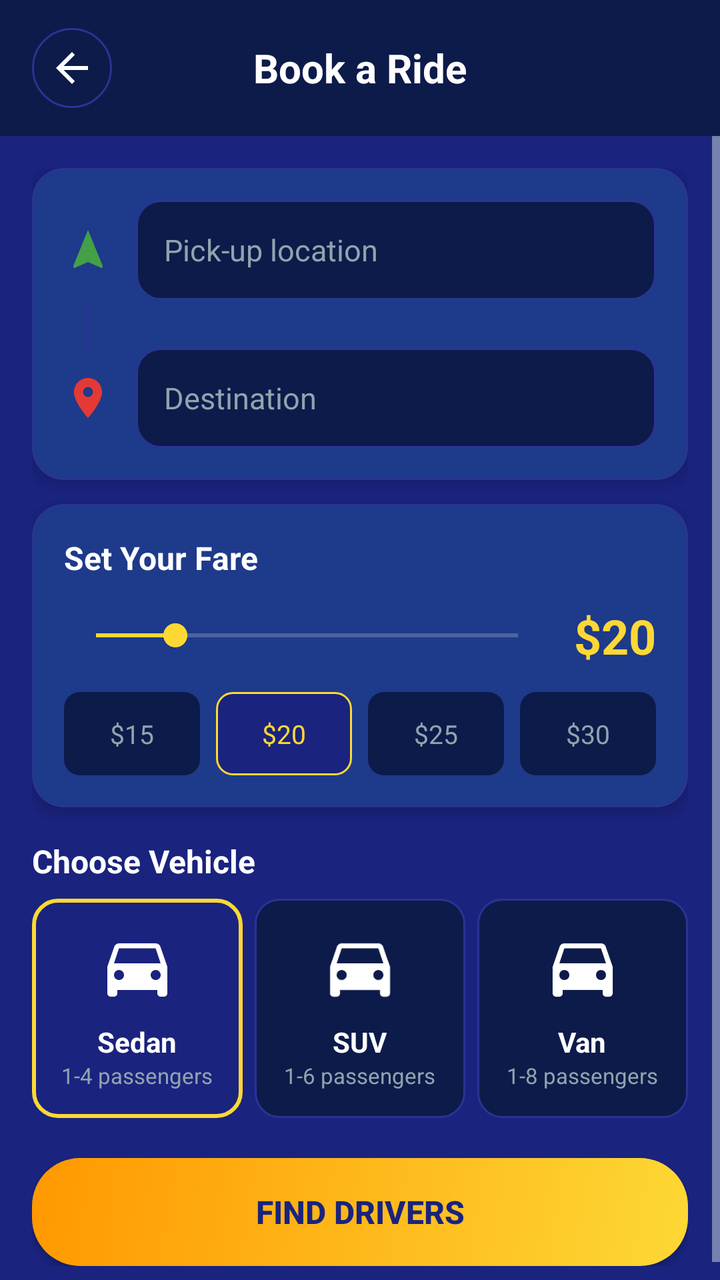
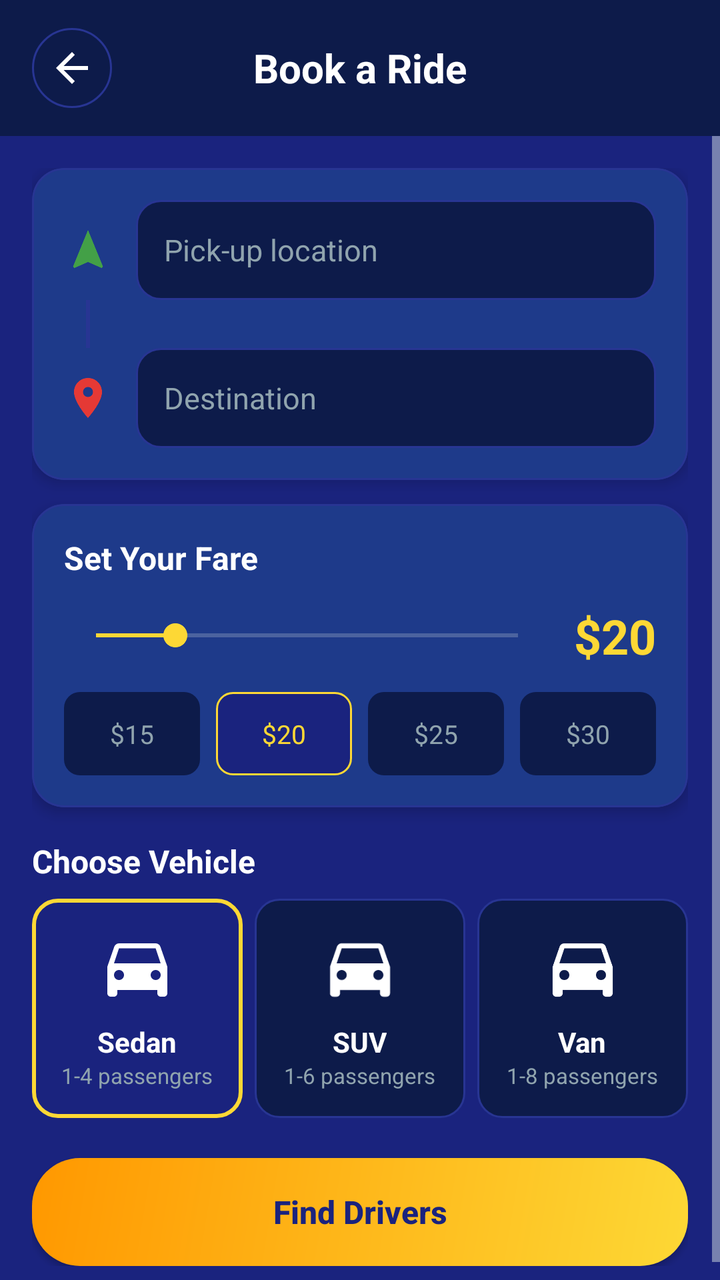

The first picture is an Android layout as it rendered before a commit; the second is the same layout after the commit. The layout source and the unified diff follow.
<!-- AndroidManifest.xml: activity theme Theme.MinTaxis -->
<!-- res/layout/activity_booking.xml -->
<?xml version="1.0" encoding="utf-8"?>
<LinearLayout 
    xmlns:android="http://schemas.android.com/apk/res/android"
    xmlns:app="http://schemas.android.com/apk/res-auto"
    android:layout_width="match_parent"
    android:layout_height="match_parent"
    android:orientation="vertical"
    android:background="@color/mintaxis_navy">

    
    <LinearLayout
        android:layout_width="match_parent"
        android:layout_height="wrap_content"
        android:orientation="horizontal"
        android:gravity="center_vertical"
        android:background="@color/mintaxis_navy_dark"
        android:paddingHorizontal="16dp"
        android:paddingVertical="14dp">

        <ImageButton
            android:id="@+id/backButton"
            android:layout_width="40dp"
            android:layout_height="40dp"
            android:background="@drawable/circle_background"
            android:src="@drawable/ic_back"
            android:scaleType="centerInside"
            android:tint="@color/mintaxis_white"
            android:contentDescription="Back" />

        <TextView
            android:layout_width="0dp"
            android:layout_height="wrap_content"
            android:layout_weight="1"
            android:text="@string/book_a_ride"
            android:textColor="@color/mintaxis_text_primary"
            android:textSize="20sp"
            android:textStyle="bold"
            android:gravity="center"
            android:layout_marginEnd="40dp" />

    </LinearLayout>

    <ScrollView
        android:layout_width="match_parent"
        android:layout_height="0dp"
        android:layout_weight="1"
        android:fillViewport="true">

        <LinearLayout
            android:layout_width="match_parent"
            android:layout_height="wrap_content"
            android:orientation="vertical"
            android:padding="16dp">

            
            <com.google.android.material.card.MaterialCardView
                style="@style/MinTaxis.Card"
                android:layout_width="match_parent"
                android:layout_height="wrap_content">

                <LinearLayout
                    android:layout_width="match_parent"
                    android:layout_height="wrap_content"
                    android:orientation="vertical"
                    android:padding="16dp">

                    
                    <LinearLayout
                        android:layout_width="match_parent"
                        android:layout_height="wrap_content"
                        android:orientation="horizontal"
                        android:gravity="center_vertical">

                        <ImageView
                            android:layout_width="24dp"
                            android:layout_height="24dp"
                            android:src="@drawable/ic_navigation"
                            android:tint="@color/mintaxis_green" />

                        <EditText
                            android:id="@+id/pickupLocation"
                            android:layout_width="0dp"
                            android:layout_height="50dp"
                            android:layout_weight="1"
                            android:hint="@string/pick_up_location"
                            android:inputType="text"
                            android:textColor="@color/mintaxis_text_primary"
                            android:textColorHint="@color/mintaxis_text_muted"
                            android:textSize="15sp"
                            android:paddingHorizontal="14dp"
                            android:background="@drawable/edit_text_background"
                            android:layout_marginStart="12dp" />

                    </LinearLayout>

                    
                    <View
                        android:layout_width="2dp"
                        android:layout_height="24dp"
                        android:background="@color/mintaxis_navy_light"
                        android:layout_marginStart="11dp" />

                    
                    <LinearLayout
                        android:layout_width="match_parent"
                        android:layout_height="wrap_content"
                        android:orientation="horizontal"
                        android:gravity="center_vertical">

                        <ImageView
                            android:layout_width="24dp"
                            android:layout_height="24dp"
                            android:src="@drawable/ic_map_pin"
                            android:tint="@color/mintaxis_red" />

                        <EditText
                            android:id="@+id/destination"
                            android:layout_width="0dp"
                            android:layout_height="50dp"
                            android:layout_weight="1"
                            android:hint="@string/destination_hint"
                            android:inputType="text"
                            android:textColor="@color/mintaxis_text_primary"
                            android:textColorHint="@color/mintaxis_text_muted"
                            android:textSize="15sp"
                            android:paddingHorizontal="14dp"
                            android:background="@drawable/edit_text_background"
                            android:layout_marginStart="12dp" />

                    </LinearLayout>

                </LinearLayout>

            </com.google.android.material.card.MaterialCardView>

            
            <com.google.android.material.card.MaterialCardView
                style="@style/MinTaxis.Card"
                android:layout_width="match_parent"
                android:layout_height="wrap_content"
                android:layout_marginTop="12dp">

                <LinearLayout
                    android:layout_width="match_parent"
                    android:layout_height="wrap_content"
                    android:orientation="vertical"
                    android:padding="16dp">

                    <TextView
                        android:layout_width="wrap_content"
                        android:layout_height="wrap_content"
                        android:text="@string/set_your_fare"
                        android:textColor="@color/mintaxis_text_primary"
                        android:textSize="16sp"
                        android:textStyle="bold" />

                    <LinearLayout
                        android:layout_width="match_parent"
                        android:layout_height="wrap_content"
                        android:orientation="horizontal"
                        android:gravity="center_vertical"
                        android:layout_marginTop="12dp">

                        <SeekBar
                            android:id="@+id/fareSeekBar"
                            android:layout_width="0dp"
                            android:layout_height="wrap_content"
                            android:layout_weight="1"
                            android:max="80"
                            android:progress="15"
                            android:progressTint="@color/mintaxis_yellow"
                            android:thumbTint="@color/mintaxis_yellow" />

                        <TextView
                            android:id="@+id/fareValue"
                            android:layout_width="wrap_content"
                            android:layout_height="wrap_content"
                            android:text="$20"
                            android:textColor="@color/mintaxis_yellow"
                            android:textSize="24sp"
                            android:textStyle="bold"
                            android:layout_marginStart="12dp" />

                    </LinearLayout>

                    
                    <LinearLayout
                        android:layout_width="match_parent"
                        android:layout_height="wrap_content"
                        android:orientation="horizontal"
                        android:layout_marginTop="12dp">

                        <TextView
                            android:id="@+id/suggestion1"
                            android:layout_width="0dp"
                            android:layout_height="wrap_content"
                            android:layout_weight="1"
                            android:text="$15"
                            android:textColor="@color/mintaxis_text_muted"
                            android:textSize="13sp"
                            android:gravity="center"
                            android:background="@drawable/suggestion_background"
                            android:padding="12dp"
                            android:layout_marginEnd="4dp" />

                        <TextView
                            android:id="@+id/suggestion2"
                            android:layout_width="0dp"
                            android:layout_height="wrap_content"
                            android:layout_weight="1"
                            android:text="$20"
                            android:textColor="@color/mintaxis_yellow"
                            android:textSize="13sp"
                            android:gravity="center"
                            android:background="@drawable/suggestion_selected_background"
                            android:padding="12dp"
                            android:layout_marginHorizontal="4dp" />

                        <TextView
                            android:id="@+id/suggestion3"
                            android:layout_width="0dp"
                            android:layout_height="wrap_content"
                            android:layout_weight="1"
                            android:text="$25"
                            android:textColor="@color/mintaxis_text_muted"
                            android:textSize="13sp"
                            android:gravity="center"
                            android:background="@drawable/suggestion_background"
                            android:padding="12dp"
                            android:layout_marginHorizontal="4dp" />

                        <TextView
                            android:id="@+id/suggestion4"
                            android:layout_width="0dp"
                            android:layout_height="wrap_content"
                            android:layout_weight="1"
                            android:text="$30"
                            android:textColor="@color/mintaxis_text_muted"
                            android:textSize="13sp"
                            android:gravity="center"
                            android:background="@drawable/suggestion_background"
                            android:padding="12dp"
                            android:layout_marginStart="4dp" />

                    </LinearLayout>

                </LinearLayout>

            </com.google.android.material.card.MaterialCardView>

            
            <TextView
                android:layout_width="wrap_content"
                android:layout_height="wrap_content"
                android:text="@string/choose_vehicle"
                android:textColor="@color/mintaxis_text_primary"
                android:textSize="16sp"
                android:textStyle="bold"
                android:layout_marginTop="16dp" />

            <LinearLayout
                android:layout_width="match_parent"
                android:layout_height="wrap_content"
                android:orientation="horizontal"
                android:layout_marginTop="8dp">

                
                <LinearLayout
                    android:id="@+id/sedanOption"
                    android:layout_width="0dp"
                    android:layout_height="wrap_content"
                    android:layout_weight="1"
                    android:orientation="vertical"
                    android:gravity="center"
                    android:background="@drawable/vehicle_option_selected_background"
                    android:padding="14dp"
                    android:layout_marginEnd="6dp">

                    <ImageView
                        android:layout_width="40dp"
                        android:layout_height="40dp"
                        android:src="@drawable/ic_car_white"
                        android:layout_gravity="center" />

                    <TextView
                        android:layout_width="wrap_content"
                        android:layout_height="wrap_content"
                        android:text="@string/sedan"
                        android:textColor="@color/mintaxis_text_primary"
                        android:textSize="14sp"
                        android:textStyle="bold"
                        android:layout_marginTop="8dp" />

                    <TextView
                        android:layout_width="wrap_content"
                        android:layout_height="wrap_content"
                        android:text="@string/sedan_capacity"
                        android:textColor="@color/mintaxis_text_muted"
                        android:textSize="11sp" />

                </LinearLayout>

                
                <LinearLayout
                    android:id="@+id/suvOption"
                    android:layout_width="0dp"
                    android:layout_height="wrap_content"
                    android:layout_weight="1"
                    android:orientation="vertical"
                    android:gravity="center"
                    android:background="@drawable/vehicle_option_background"
                    android:padding="14dp"
                    android:layout_marginEnd="6dp">

                    <ImageView
                        android:layout_width="40dp"
                        android:layout_height="40dp"
                        android:src="@drawable/ic_car"
                        android:layout_gravity="center" />

                    <TextView
                        android:layout_width="wrap_content"
                        android:layout_height="wrap_content"
                        android:text="@string/suv"
                        android:textColor="@color/mintaxis_text_primary"
                        android:textSize="14sp"
                        android:textStyle="bold"
                        android:layout_marginTop="8dp" />

                    <TextView
                        android:layout_width="wrap_content"
                        android:layout_height="wrap_content"
                        android:text="@string/suv_capacity"
                        android:textColor="@color/mintaxis_text_muted"
                        android:textSize="11sp" />

                </LinearLayout>

                
                <LinearLayout
                    android:id="@+id/vanOption"
                    android:layout_width="0dp"
                    android:layout_height="wrap_content"
                    android:layout_weight="1"
                    android:orientation="vertical"
                    android:gravity="center"
                    android:background="@drawable/vehicle_option_background"
                    android:padding="14dp">

                    <ImageView
                        android:layout_width="40dp"
                        android:layout_height="40dp"
                        android:src="@drawable/ic_car"
                        android:layout_gravity="center" />

                    <TextView
                        android:layout_width="wrap_content"
                        android:layout_height="wrap_content"
                        android:text="@string/van"
                        android:textColor="@color/mintaxis_text_primary"
                        android:textSize="14sp"
                        android:textStyle="bold"
                        android:layout_marginTop="8dp" />

                    <TextView
                        android:layout_width="wrap_content"
                        android:layout_height="wrap_content"
                        android:text="@string/van_capacity"
                        android:textColor="@color/mintaxis_text_muted"
                        android:textSize="11sp" />

                </LinearLayout>

            </LinearLayout>

            
            <Button
                android:id="@+id/findDriversButton"
                android:layout_width="match_parent"
                android:layout_height="54dp"
                android:background="@drawable/premium_button_background"
                android:text="@string/find_drivers"
                android:textColor="@color/mintaxis_navy"
                android:textSize="16sp"
                android:textStyle="bold"
                android:layout_marginTop="20dp" />

        </LinearLayout>

    </ScrollView>

</LinearLayout>
<!-- resources referenced by this layout -->
<resources>
  <color name="mintaxis_green">#43A047</color>
  <color name="mintaxis_navy">#1A237E</color>
  <color name="mintaxis_navy_dark">#0D1B4A</color>
  <color name="mintaxis_navy_light">#283593</color>
  <color name="mintaxis_red">#E53935</color>
  <color name="mintaxis_text_muted">#90A4AE</color>
  <color name="mintaxis_text_primary">#FFFFFF</color>
  <color name="mintaxis_white">#FFFFFF</color>
  <color name="mintaxis_yellow">#FDD835</color>
  <!-- drawable circle_background (drawable) -->
  <?xml version="1.0" encoding="utf-8"?>
  <shape xmlns:android="http://schemas.android.com/apk/res/android"
      android:shape="oval">
      <solid android:color="@color/mintaxis_navy_dark" />
      <stroke
          android:width="1dp"
          android:color="@color/mintaxis_navy_light" />
  </shape>
  <!-- drawable edit_text_background (drawable) -->
  <?xml version="1.0" encoding="utf-8"?>
  <shape xmlns:android="http://schemas.android.com/apk/res/android"
      android:shape="rectangle">
      <solid android:color="@color/mintaxis_navy_dark" />
      <corners android:radius="12dp" />
      <stroke
          android:width="1dp"
          android:color="@color/mintaxis_navy_light" />
  </shape>
  <!-- drawable ic_back (drawable) -->
  <vector xmlns:android="http://schemas.android.com/apk/res/android"
      android:width="24dp"
      android:height="24dp"
      android:viewportWidth="24"
      android:viewportHeight="24">
      <path
          android:fillColor="#FFFFFF"
          android:pathData="M20,11H7.83l5.59,-5.59L12,4l-8,8 8,8 1.41,-1.41L7.83,13H20v-2z"/>
  </vector>
  <!-- drawable premium_button_background (drawable) -->
  <?xml version="1.0" encoding="utf-8"?>
  <shape xmlns:android="http://schemas.android.com/apk/res/android"
      android:shape="rectangle">
      <gradient
          android:startColor="#FDD835"
          android:endColor="#FF9800"
          android:angle="135" />
      <corners android:radius="24dp" />
  </shape>
  <!-- drawable suggestion_background (drawable) -->
  <?xml version="1.0" encoding="utf-8"?>
  <shape xmlns:android="http://schemas.android.com/apk/res/android"
      android:shape="rectangle">
      <solid android:color="@color/mintaxis_navy_dark" />
      <corners android:radius="8dp" />
  </shape>
  <!-- drawable suggestion_selected_background (drawable) -->
  <?xml version="1.0" encoding="utf-8"?>
  <shape xmlns:android="http://schemas.android.com/apk/res/android"
      android:shape="rectangle">
      <solid android:color="@color/mintaxis_navy" />
      <corners android:radius="8dp" />
      <stroke
          android:width="1dp"
          android:color="@color/mintaxis_yellow" />
  </shape>
  <string name="book_a_ride">Book a Ride</string>
  <string name="choose_vehicle">Choose Vehicle</string>
  <string name="destination_hint">Destination</string>
  <string name="find_drivers">Find Drivers</string>
  <string name="pick_up_location">Pick-up location</string>
  <string name="sedan">Sedan</string>
  <string name="sedan_capacity">1-4 passengers</string>
  <string name="set_your_fare">Set Your Fare</string>
  <string name="suv">SUV</string>
  <string name="suv_capacity">1-6 passengers</string>
  <string name="van">Van</string>
  <string name="van_capacity">1-8 passengers</string>
  <style name="MinTaxis.Card" parent="Widget.MaterialComponents.CardView">
          <item name="cardBackgroundColor">@color/mintaxis_card</item>
          <item name="cardCornerRadius">16dp</item>
          <item name="cardElevation">4dp</item>
          <item name="strokeColor">@color/mintaxis_navy_light</item>
          <item name="strokeWidth">1dp</item>
      </style>
  <color name="mintaxis_card">#1E3A8A</color>
  <color name="mintaxis_background">#1A237E</color>
  <color name="mintaxis_text_secondary">#CFD8DC</color>
  <!-- unchanged entries left out for length: 7 -->
</resources>

<!-- the commit's change to res/layout/activity_booking.xml (unified diff, before → after) -->
@@ -379,10 +379,12 @@
                 android:layout_width="match_parent"
                 android:layout_height="54dp"
                 android:background="@drawable/premium_button_background"
+                android:backgroundTint="@null"
                 android:text="@string/find_drivers"
                 android:textColor="@color/mintaxis_navy"
                 android:textSize="16sp"
                 android:textStyle="bold"
+                android:textAllCaps="false"
                 android:layout_marginTop="20dp" />
 
         </LinearLayout>
